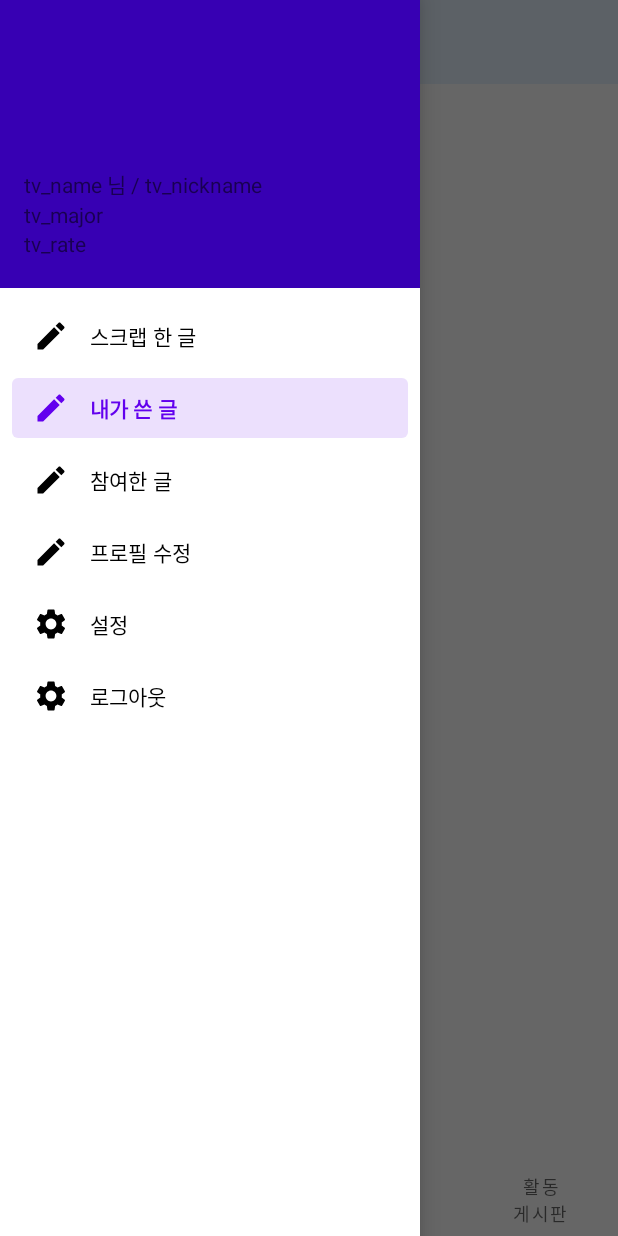
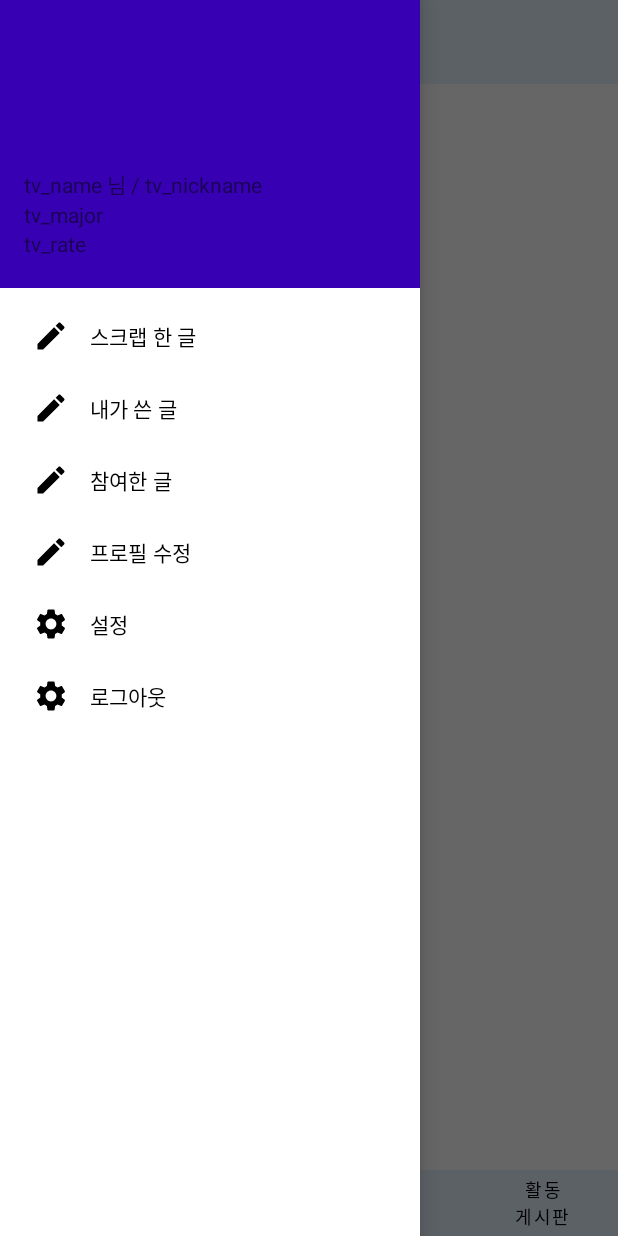
Before and after one commit to junha8070/KNU_Matching, an Android app: the MainActivity screen opened directly, with no data from a screen before it, in the side drawer, after a tap on "참여한 글", on a phone screen of 412 x 824 dp. Run offline under Robolectric (Android 15) with nearby library versions, the phone set to English and light mode, and no system bars; our stand-ins replace Firebase (no records; nobody signed in at launch, a user with empty details on screens opened directly).

Commit message:
xml조금 만짐!

```diff
--- a/app/src/main/java/com/example/knu_matching/MainActivity.java
+++ b/app/src/main/java/com/example/knu_matching/MainActivity.java
@@ -10,8 +10,10 @@ import androidx.drawerlayout.widget.DrawerLayout;
 import androidx.fragment.app.Fragment;
 import androidx.viewpager2.widget.ViewPager2;
 
+import android.app.TabActivity;
 import android.content.Context;
 import android.content.Intent;
+import android.graphics.Color;
 import android.os.Bundle;
 import android.util.Log;
 import android.view.MenuItem;
@@ -22,7 +24,6 @@ import android.widget.TextView;
 import android.widget.Toast;
 
 import com.example.knu_matching.Nav.Edit_profile_Activity;
-import com.example.knu_matching.Nav.MyPost_Activity;
 import com.example.knu_matching.Nav.Scrap_Activity;
 import com.example.knu_matching.Nav.SettingActivity;
 import com.example.knu_matching.People.PeolpeFragment;
@@ -73,7 +74,7 @@ public class MainActivity extends AppCompatActivity {
     private TabLayout tabLayout;
 
     String code;
-    private String[] titles = new String[]{"게시판", "친구", "채팅", "활동\n게시판"};
+    private String[] titles = new String[]{" 게시판", "친구", "채팅", "활동\n게시판"};
 
     @Override
     protected void onCreate(Bundle savedInstanceState) {
@@ -148,6 +149,8 @@ public class MainActivity extends AppCompatActivity {
         mViewPager = findViewById(R.id.viewPager);
         tabLayout = findViewById(R.id.tab_layout);
 
+        tabLayout.setTabTextColors(Color.rgb(0, 0, 0), Color.rgb(0, 113, 190));
+
         myPagerAdapter = new MyViewPagerAdapter(this);
         myPagerAdapter.addFrag(frag_post);
         myPagerAdapter.addFrag(frag_people);
@@ -156,12 +159,10 @@ public class MainActivity extends AppCompatActivity {
         myPagerAdapter.addFrag(frag_board);
         mViewPager.setAdapter(myPagerAdapter);
 
-        //displaying tabs
-        new TabLayoutMediator(tabLayout, mViewPager, (tab, position) -> tab.setText(titles[position])).attach();
+
 
         //displaying tabs
         new TabLayoutMediator(tabLayout, mViewPager, (tab, position) -> tab.setText(titles[position])).attach();
-
         toolbar = findViewById(R.id.toolBar);
         setSupportActionBar(toolbar);
 
@@ -172,7 +173,6 @@ public class MainActivity extends AppCompatActivity {
 
         //뒤로가기버튼 이미지 적용
         actionBar.setHomeAsUpIndicator(R.drawable.ic_menu);
-
 
         drawerLayout = findViewById(R.id.drawer_layout);
 
@@ -190,13 +190,6 @@ public class MainActivity extends AppCompatActivity {
                     case R.id.nav_logout:
                         FirebaseAuth.getInstance().signOut();
                         finish();
-                        return true;
-
-                    case R.id.nav_mypost:
-                        intent = new Intent(MainActivity.context, MyPost_Activity.class);
-                        startActivity(intent);
-                        drawerLayout.closeDrawers();
-                        return true;
 
                     case R.id.nav_scrap:
                         menuItem.setChecked(true);
@@ -258,6 +251,7 @@ public class MainActivity extends AppCompatActivity {
         });
     }
 
+
     private void displayMessage(String message) {
         Toast.makeText(this, message, Toast.LENGTH_SHORT).show();
     }
--- a/app/src/main/java/com/example/knu_matching/MyViewPagerAdapter.java
+++ b/app/src/main/java/com/example/knu_matching/MyViewPagerAdapter.java
@@ -25,6 +25,7 @@ public class MyViewPagerAdapter extends FragmentStateAdapter {
     @Override
     public Fragment createFragment(int position) {
         // Fragment 교체를 보여주는 처리 구현
+
         return mFragmentList.get(position);
     }
 
--- a/app/src/main/res/drawable/tab_color_selector.xml
+++ /dev/null
@@ -1,5 +0,0 @@
-<?xml version="1.0" encoding="utf-8"?>
-<selector xmlns:android="http://schemas.android.com/apk/res/android">
-    <item android:drawable="@color/colorMint" android:state_selected="true"/>
-    <item android:drawable="@color/colorWhite"/>
-</selector>
--- a/app/src/main/res/layout/activity_main.xml
+++ b/app/src/main/res/layout/activity_main.xml
@@ -8,6 +8,7 @@
     android:id="@+id/drawer_layout"
     android:fitsSystemWindows="true"
     >
+
 
     <LinearLayout
         android:layout_width="match_parent"
@@ -37,16 +38,19 @@
 
             </androidx.constraintlayout.widget.ConstraintLayout>
 
+
             <com.google.android.material.tabs.TabLayout
                 android:id="@+id/tab_layout"
-                android:layout_width="match_parent"
-                android:layout_height="48dp"
+                android:layout_width="413dp"
+                android:layout_height="44dp"
                 app:layout_collapseMode="pin"
-                app:tabGravity="fill"
                 app:layout_constraintBottom_toBottomOf="parent"
                 app:layout_constraintEnd_toEndOf="parent"
                 app:layout_constraintStart_toStartOf="parent"
-                app:layout_constraintTop_toBottomOf="@+id/vp_layout">
+                app:layout_constraintTop_toBottomOf="@+id/vp_layout"
+                app:tabBackground="@color/color_tap_on"
+                app:tabGravity="fill"
+                app:tabIndicatorColor="#0071be">
 
                 <com.google.android.material.tabs.TabItem
                     android:layout_width="wrap_content"
@@ -54,21 +58,15 @@
 
                 <com.google.android.material.tabs.TabItem
                     android:layout_width="wrap_content"
-                    android:layout_height="wrap_content"
-                    android:text="공지" />
+                    android:layout_height="wrap_content" />
 
                 <com.google.android.material.tabs.TabItem
                     android:layout_width="wrap_content"
-                    android:layout_height="wrap_content"
-                    android:text="보기" />
+                    android:layout_height="wrap_content" />
+
                 <com.google.android.material.tabs.TabItem
                     android:layout_width="wrap_content"
-                    android:layout_height="wrap_content"
-                    android:text="네번째" />
-                <com.google.android.material.tabs.TabItem
-                    android:layout_width="wrap_content"
-                    android:layout_height="wrap_content"
-                    android:text="다섯째" />
+                    android:layout_height="wrap_content" />
 
             </com.google.android.material.tabs.TabLayout>
 
--- a/app/src/main/res/layout/activity_post.xml
+++ b/app/src/main/res/layout/activity_post.xml
@@ -149,9 +149,10 @@
                 android:id="@+id/btn_choice"
                 android:layout_width="wrap_content"
                 android:layout_height="wrap_content"
+                android:text="업로드"
                 android:backgroundTint="#e8f3ff"
-                android:text="업로드"
                 android:textColor="#111"
+                android:fontFamily="@font/tway_air"
                 android:textStyle="bold" />
         </LinearLayout>
         <LinearLayout
--- a/app/src/main/res/values/colors.xml
+++ b/app/src/main/res/values/colors.xml
@@ -1,5 +1,7 @@
 <?xml version="1.0" encoding="utf-8"?>
 <resources>
+    <color name="color_tap_on" >#e8f3ff</color>
+    <color name="color_tap_off" >#e8f3ff</color>
     <color name="purple_200">#FFBB86FC</color>
     <color name="purple_500">#FF6200EE</color>
     <color name="purple_700">#FF3700B3</color>
```
Also changed, not shown: app/src/main/res/layout/item_board.xml (+14 -1 lines).
